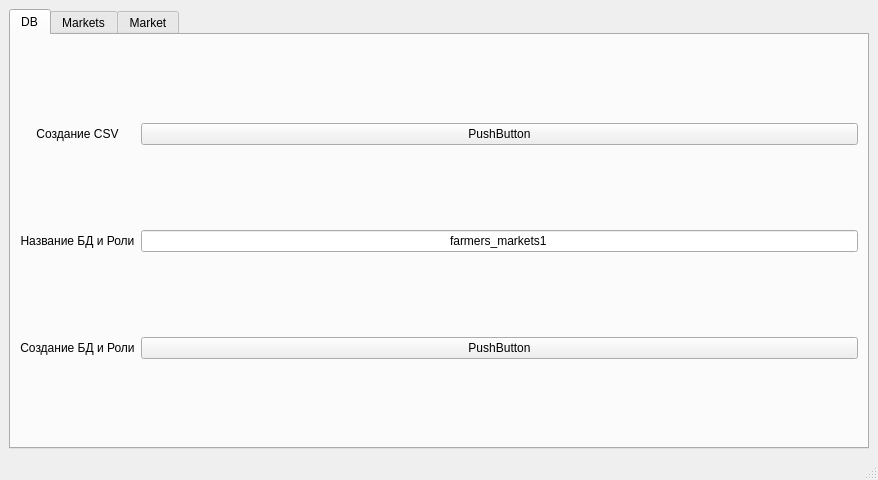
The window that main_window.ui (AMOrlovSev/Python) describes before a commit, drawn with Qt 5.
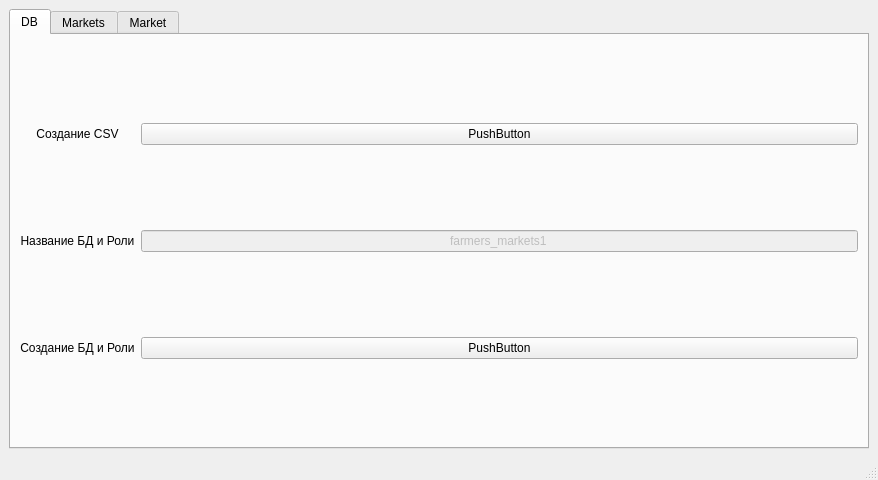
The same window after the commit. The open tabs and pages were chosen to show the change.

Patch:
```diff
--- a/main_window.ui
+++ b/main_window.ui
@@ -51,6 +51,9 @@
             </item>
             <item row="1" column="1">
              <widget class="QLineEdit" name="le_db">
+              <property name="enabled">
+               <bool>false</bool>
+              </property>
               <property name="inputMask">
                <string/>
               </property>
```
Left out of the diff: 2 changed lines with no effect on the pictures.
